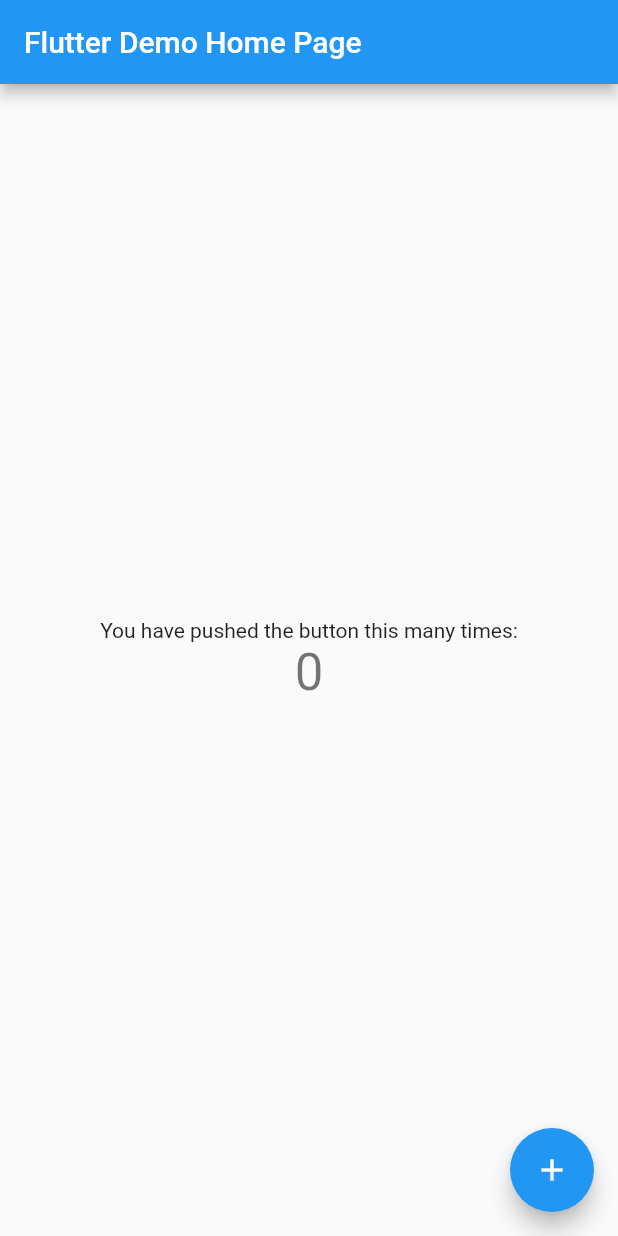
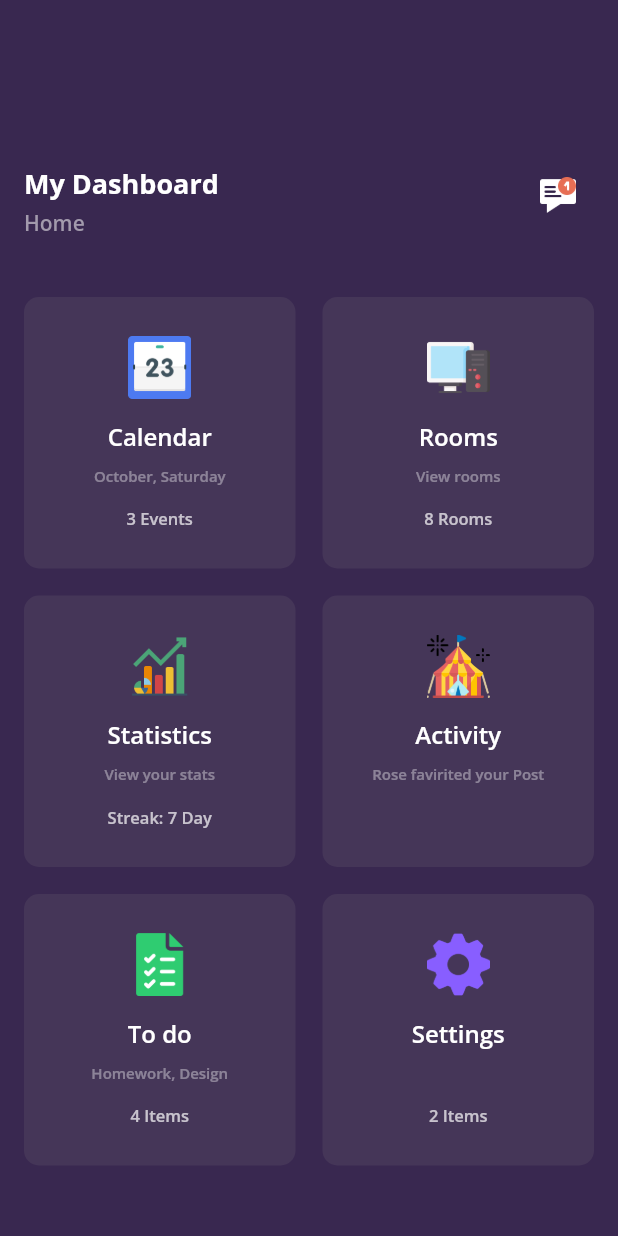
Before and after one commit to verbal-noun/kaspersky-secureit-2020-winner, a Flutter app: the screen it shows after launch, on a phone screen of 412 x 824 dp. Run offline on Flutter 3.47's test engine with Material 2 defaults, Android fonts, the phone set to English and light mode, and no system bars; our stand-ins replace google_fonts.

Commit message:
Adding default dashboard

```diff
--- /dev/null
+++ b/lib/dashboard.dart
@@ -0,0 +1,112 @@
+
+import 'package:flutter/material.dart';
+import 'package:google_fonts/google_fonts.dart';
+
+class Dashboard extends StatelessWidget {
+  Items item1 = new Items(
+      title: "Calendar",
+      subtitle: "October, Saturday",
+      event: "3 Events",
+      img: "assets/calendar.png");
+
+  Items item2 = new Items(
+    title: "Rooms",
+    subtitle: "View rooms",
+    event: "8 Rooms",
+    img: "assets/rooms.png",
+  );
+  Items item3 = new Items(
+    title: "Statistics",
+    subtitle: "View your stats",
+    event: "Streak: 7 Day",
+    img: "assets/statistics.png",
+  );
+  Items item4 = new Items(
+    title: "Activity",
+    subtitle: "Rose favirited your Post",
+    event: "",
+    img: "assets/festival.png",
+  );
+  Items item5 = new Items(
+    title: "To do",
+    subtitle: "Homework, Design",
+    event: "4 Items",
+    img: "assets/todo.png",
+  );
+  Items item6 = new Items(
+    title: "Settings",
+    subtitle: "",
+    event: "2 Items",
+    img: "assets/setting.png",
+  );
+
+  @override
+  Widget build(BuildContext context) {
+    List<Items> myList = [item1, item2, item3, item4, item5, item6];
+    var color = 0xff453658;
+    return Flexible(
+      child: GridView.count(
+          childAspectRatio: 1.0,
+          padding: EdgeInsets.only(left: 16, right: 16),
+          crossAxisCount: 2,
+          crossAxisSpacing: 18,
+          mainAxisSpacing: 18,
+          children: myList.map((data) {
+            return Container(
+              decoration: BoxDecoration(
+                  color: Color(color), borderRadius: BorderRadius.circular(10)),
+              child: Column(
+                mainAxisAlignment: MainAxisAlignment.center,
+                children: <Widget>[
+                  Image.asset(
+                    data.img,
+                    width: 42,
+                  ),
+                  SizedBox(
+                    height: 14,
+                  ),
+                  Text(
+                    data.title,
+                    style: GoogleFonts.openSans(
+                        textStyle: TextStyle(
+                            color: Colors.white,
+                            fontSize: 16,
+                            fontWeight: FontWeight.w600)),
+                  ),
+                  SizedBox(
+                    height: 8,
+                  ),
+                  Text(
+                    data.subtitle,
+                    style: GoogleFonts.openSans(
+                        textStyle: TextStyle(
+                            color: Colors.white38,
+                            fontSize: 10,
+                            fontWeight: FontWeight.w600)),
+                  ),
+                  SizedBox(
+                    height: 14,
+                  ),
+                  Text(
+                    data.event,
+                    style: GoogleFonts.openSans(
+                        textStyle: TextStyle(
+                            color: Colors.white70,
+                            fontSize: 11,
+                            fontWeight: FontWeight.w600)),
+                  ),
+                ],
+              ),
+            );
+          }).toList()),
+    );
+  }
+}
+
+class Items {
+  String title;
+  String subtitle;
+  String event;
+  String img;
+  Items({this.title, this.subtitle, this.event, this.img});
+}
--- a/lib/main.dart
+++ b/lib/main.dart
@@ -1,117 +1,69 @@
 import 'package:flutter/material.dart';
+import 'package:google_fonts/google_fonts.dart';
+import 'dashboard.dart';
+void main() => runApp(MaterialApp(home: Home()));
 
-void main() {
-  runApp(MyApp());
+class Home extends StatefulWidget {
+  @override
+  HomeState createState() => new HomeState();
 }
 
-class MyApp extends StatelessWidget {
-  // This widget is the root of your application.
+class HomeState extends State<Home> {
   @override
   Widget build(BuildContext context) {
-    return MaterialApp(
-      title: 'Flutter Demo',
-      theme: ThemeData(
-        // This is the theme of your application.
-        //
-        // Try running your application with "flutter run". You'll see the
-        // application has a blue toolbar. Then, without quitting the app, try
-        // changing the primarySwatch below to Colors.green and then invoke
-        // "hot reload" (press "r" in the console where you ran "flutter run",
-        // or simply save your changes to "hot reload" in a Flutter IDE).
-        // Notice that the counter didn't reset back to zero; the application
-        // is not restarted.
-        primarySwatch: Colors.blue,
-        // This makes the visual density adapt to the platform that you run
-        // the app on. For desktop platforms, the controls will be smaller and
-        // closer together (more dense) than on mobile platforms.
-        visualDensity: VisualDensity.adaptivePlatformDensity,
+    return Scaffold(
+      backgroundColor: Color(0xff392850),
+      body: Column(
+        children: <Widget>[
+          SizedBox(
+            height: 110,
+          ),
+          Padding(
+            padding: EdgeInsets.only(left: 16, right: 16),
+            child: Row(
+              mainAxisAlignment: MainAxisAlignment.spaceBetween,
+              children: <Widget>[
+                Column(
+                  crossAxisAlignment: CrossAxisAlignment.start,
+                  children: <Widget>[
+                    Text(
+                      "My Dashboard",
+                      style: GoogleFonts.openSans(
+                          textStyle: TextStyle(
+                              color: Colors.white,
+                              fontSize: 18,
+                              fontWeight: FontWeight.bold)),
+                    ),
+                    SizedBox(
+                      height: 4,
+                    ),
+                    Text(
+                      "Home",
+                      style: GoogleFonts.openSans(
+                          textStyle: TextStyle(
+                              color: Color(0xffa29aac),
+                              fontSize: 14,
+                              fontWeight: FontWeight.w600)),
+                    ),
+                  ],
+                ),
+                IconButton(
+                  alignment: Alignment.topCenter,
+                  icon: Image.asset(
+                    "assets/notification.png",
+                    width: 24,
+                  ),
+                  onPressed: () {},
+                )
+              ],
+            ),
+          ),
+          SizedBox(
+            height: 40,
+          ),
+         Dashboard()
+        ],
       ),
-      home: MyHomePage(title: 'Flutter Demo Home Page'),
     );
   }
 }
-
-class MyHomePage extends StatefulWidget {
-  MyHomePage({Key key, this.title}) : super(key: key);
-
-  // This widget is the home page of your application. It is stateful, meaning
-  // that it has a State object (defined below) that contains fields that affect
-  // how it looks.
-
-  // This class is the configuration for the state. It holds the values (in this
-  // case the title) provided by the parent (in this case the App widget) and
-  // used by the build method of the State. Fields in a Widget subclass are
-  // always marked "final".
-
-  final String title;
-
-  @override
-  _MyHomePageState createState() => _MyHomePageState();
-}
-
-class _MyHomePageState extends State<MyHomePage> {
-  int _counter = 0;
-
-  void _incrementCounter() {
-    setState(() {
-      // This call to setState tells the Flutter framework that something has
-      // changed in this State, which causes it to rerun the build method below
-      // so that the display can reflect the updated values. If we changed
-      // _counter without calling setState(), then the build method would not be
-      // called again, and so nothing would appear to happen.
-      _counter++;
-    });
-  }
-
-  @override
-  Widget build(BuildContext context) {
-    // This method is rerun every time setState is called, for instance as done
-    // by the _incrementCounter method above.
-    //
-    // The Flutter framework has been optimized to make rerunning build methods
-    // fast, so that you can just rebuild anything that needs updating rather
-    // than having to individually change instances of widgets.
-    return Scaffold(
-      appBar: AppBar(
-        // Here we take the value from the MyHomePage object that was created by
-        // the App.build method, and use it to set our appbar title.
-        title: Text(widget.title),
-      ),
-      body: Center(
-        // Center is a layout widget. It takes a single child and positions it
-        // in the middle of the parent.
-        child: Column(
-          // Column is also a layout widget. It takes a list of children and
-          // arranges them vertically. By default, it sizes itself to fit its
-          // children horizontally, and tries to be as tall as its parent.
-          //
-          // Invoke "debug painting" (press "p" in the console, choose the
-          // "Toggle Debug Paint" action from the Flutter Inspector in Android
-          // Studio, or the "Toggle Debug Paint" command in Visual Studio Code)
-          // to see the wireframe for each widget.
-          //
-          // Column has various properties to control how it sizes itself and
-          // how it positions its children. Here we use mainAxisAlignment to
-          // center the children vertically; the main axis here is the vertical
-          // axis because Columns are vertical (the cross axis would be
-          // horizontal).
-          mainAxisAlignment: MainAxisAlignment.center,
-          children: <Widget>[
-            Text(
-              'You have pushed the button this many times:',
-            ),
-            Text(
-              '$_counter',
-              style: Theme.of(context).textTheme.headline4,
-            ),
-          ],
-        ),
-      ),
-      floatingActionButton: FloatingActionButton(
-        onPressed: _incrementCounter,
-        tooltip: 'Increment',
-        child: Icon(Icons.add),
-      ), // This trailing comma makes auto-formatting nicer for build methods.
-    );
-  }
-}
```
Also changed, not shown: pubspec.yaml (+13 -11 lines), assets/calendar.png (added), assets/festival.png (added), assets/notification.png (added), assets/rooms.png (added), assets/setting.png (added), assets/statistics.png (added), assets/todo.png (added), pubspec.lock, 1 other file.
